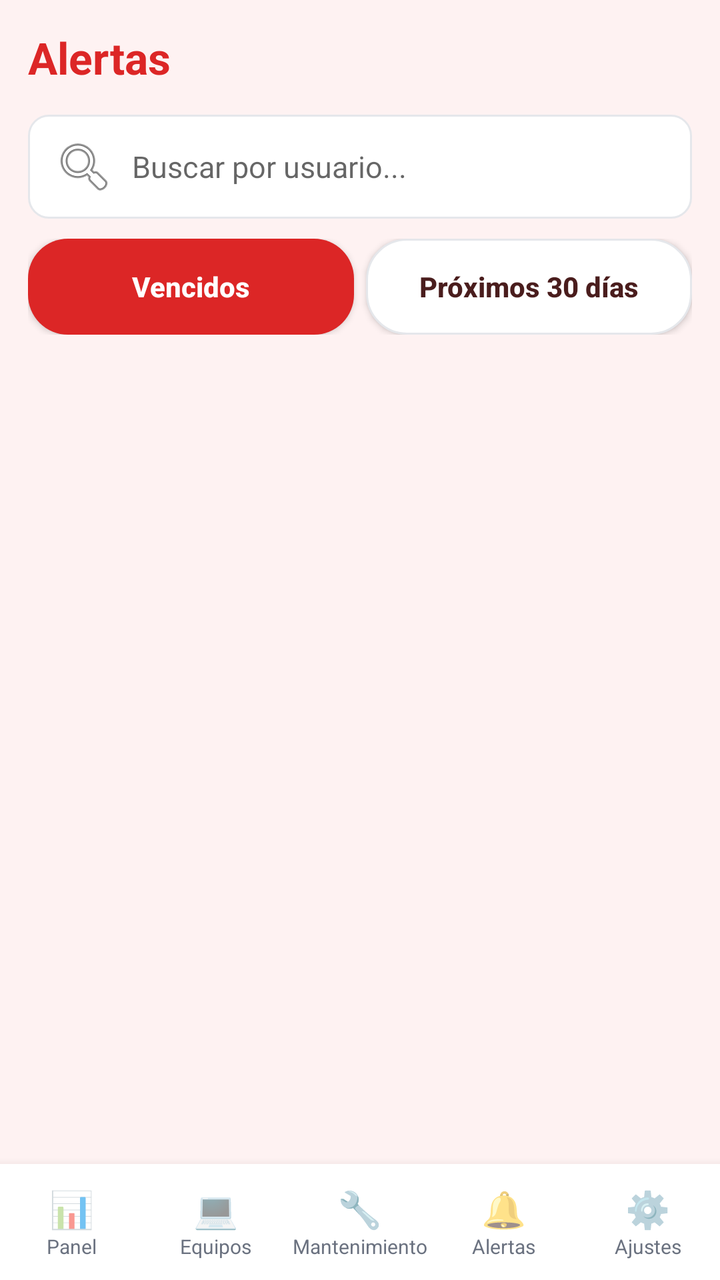
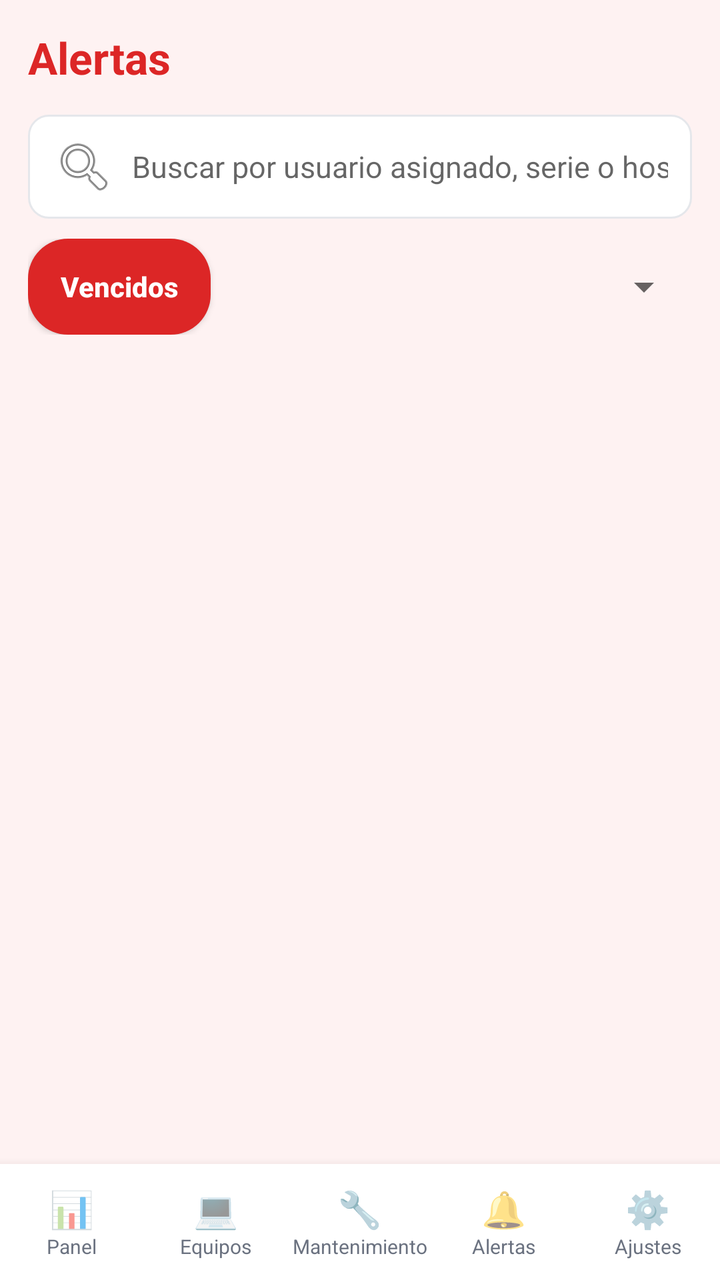

Before-and-after screenshots of an Android layout around one commit, followed by the original layout XML and the change that was made.
<!-- AndroidManifest.xml: application theme AppTheme -->
<!-- res/layout/activity_alertas.xml -->
<?xml version="1.0" encoding="utf-8"?>
<LinearLayout xmlns:android="http://schemas.android.com/apk/res/android"
    android:layout_width="match_parent"
    android:layout_height="match_parent"
    android:orientation="vertical"
    android:fitsSystemWindows="true"
    android:background="@color/bg">

    <TextView
        android:layout_width="wrap_content"
        android:layout_height="wrap_content"
        android:layout_margin="14dp"
        style="@style/Title"
        android:text="Alertas" />

    <EditText
        android:id="@+id/searchAlerta"
        style="@style/Input"
        android:layout_width="match_parent"
        android:layout_height="wrap_content"
        android:layout_marginLeft="14dp"
        android:layout_marginRight="14dp"
        android:layout_marginBottom="10dp"
        android:hint="Buscar por usuario..."
        android:singleLine="true"
        android:drawableLeft="@android:drawable/ic_menu_search"
        android:drawablePadding="8dp" />

    <LinearLayout
        android:layout_width="match_parent"
        android:layout_height="wrap_content"
        android:orientation="horizontal"
        android:paddingLeft="14dp"
        android:paddingRight="14dp">

        <Button
            android:id="@+id/btnVencidos"
            style="@style/Chip"
            android:layout_width="0dp"
            android:layout_height="wrap_content"
            android:layout_weight="1"
            android:layout_marginRight="6dp"
            android:background="@drawable/bg_chip_active"
            android:text="Vencidos"
            android:textColor="#FFFFFF" />

        <Button
            android:id="@+id/btnProximos"
            style="@style/Chip"
            android:layout_width="0dp"
            android:layout_height="wrap_content"
            android:layout_weight="1"
            android:background="@drawable/bg_chip_inactive"
            android:text="Próximos 30 días"
            android:textColor="@color/text_primary" />
    </LinearLayout>

    <ListView
        android:id="@+id/listaAlertas"
        android:layout_width="match_parent"
        android:layout_height="0dp"
        android:layout_weight="1"
        android:divider="@null"
        android:dividerHeight="0dp" />

    <TextView
        android:id="@+id/emptyAlertas"
        android:layout_width="match_parent"
        android:layout_height="wrap_content"
        android:gravity="center"
        android:padding="30dp"
        android:text="Sin alertas en esta categoría."
        android:textColor="@color/text_secondary"
        android:textSize="14sp"
        android:visibility="gone" />

    <include layout="@layout/nav_bottom" />
</LinearLayout>
<!-- res/layout/nav_bottom.xml (included above) -->
<?xml version="1.0" encoding="utf-8"?>
<LinearLayout xmlns:android="http://schemas.android.com/apk/res/android"
    android:id="@+id/bottomNav"
    android:layout_width="match_parent"
    android:layout_height="wrap_content"
    android:orientation="horizontal"
    android:background="@color/card"
    android:elevation="8dp"
    android:paddingTop="6dp"
    android:paddingBottom="6dp">

    <LinearLayout
        android:id="@+id/navPanel"
        android:layout_width="0dp"
        android:layout_height="wrap_content"
        android:layout_weight="1"
        android:gravity="center"
        android:orientation="vertical"
        android:paddingTop="4dp"
        android:paddingBottom="4dp">

        <TextView
            android:layout_width="wrap_content"
            android:layout_height="wrap_content"
            android:text="📊"
            android:textSize="18sp" />

        <TextView
            android:layout_width="wrap_content"
            android:layout_height="wrap_content"
            android:text="Panel"
            android:textSize="10sp"
            android:textColor="@color/text_secondary" />
    </LinearLayout>

    <LinearLayout
        android:id="@+id/navEquipos"
        android:layout_width="0dp"
        android:layout_height="wrap_content"
        android:layout_weight="1"
        android:gravity="center"
        android:orientation="vertical"
        android:paddingTop="4dp"
        android:paddingBottom="4dp">

        <TextView
            android:layout_width="wrap_content"
            android:layout_height="wrap_content"
            android:text="💻"
            android:textSize="18sp" />

        <TextView
            android:layout_width="wrap_content"
            android:layout_height="wrap_content"
            android:text="Equipos"
            android:textSize="10sp"
            android:textColor="@color/text_secondary" />
    </LinearLayout>

    <LinearLayout
        android:id="@+id/navMantenimientos"
        android:layout_width="0dp"
        android:layout_height="wrap_content"
        android:layout_weight="1"
        android:gravity="center"
        android:orientation="vertical"
        android:paddingTop="4dp"
        android:paddingBottom="4dp">

        <TextView
            android:layout_width="wrap_content"
            android:layout_height="wrap_content"
            android:text="🔧"
            android:textSize="18sp" />

        <TextView
            android:layout_width="wrap_content"
            android:layout_height="wrap_content"
            android:text="Mantenimiento"
            android:textSize="10sp"
            android:textColor="@color/text_secondary" />
    </LinearLayout>

    <LinearLayout
        android:id="@+id/navAlertas"
        android:layout_width="0dp"
        android:layout_height="wrap_content"
        android:layout_weight="1"
        android:gravity="center"
        android:orientation="vertical"
        android:paddingTop="4dp"
        android:paddingBottom="4dp">

        <TextView
            android:layout_width="wrap_content"
            android:layout_height="wrap_content"
            android:text="🔔"
            android:textSize="18sp" />

        <TextView
            android:layout_width="wrap_content"
            android:layout_height="wrap_content"
            android:text="Alertas"
            android:textSize="10sp"
            android:textColor="@color/text_secondary" />
    </LinearLayout>

    <LinearLayout
        android:id="@+id/navConfig"
        android:layout_width="0dp"
        android:layout_height="wrap_content"
        android:layout_weight="1"
        android:gravity="center"
        android:orientation="vertical"
        android:paddingTop="4dp"
        android:paddingBottom="4dp">

        <TextView
            android:layout_width="wrap_content"
            android:layout_height="wrap_content"
            android:text="⚙️"
            android:textSize="18sp" />

        <TextView
            android:layout_width="wrap_content"
            android:layout_height="wrap_content"
            android:text="Ajustes"
            android:textSize="10sp"
            android:textColor="@color/text_secondary" />
    </LinearLayout>
</LinearLayout>
<!-- resources referenced by this layout -->
<resources>
  <color name="bg">#FEF2F2</color>
  <color name="card">#FFFFFF</color>
  <color name="text_primary">#4A1D1D</color>
  <color name="text_secondary">#6B7280</color>
  <!-- drawable bg_chip_active (drawable) -->
  <?xml version="1.0" encoding="utf-8"?>
  <shape xmlns:android="http://schemas.android.com/apk/res/android" android:shape="rectangle">
      <solid android:color="@color/primary" />
      <corners android:radius="20dp" />
  </shape>
  <!-- drawable bg_chip_inactive (drawable) -->
  <?xml version="1.0" encoding="utf-8"?>
  <shape xmlns:android="http://schemas.android.com/apk/res/android" android:shape="rectangle">
      <solid android:color="@color/card" />
      <stroke android:width="1dp" android:color="@color/border" />
      <corners android:radius="20dp" />
  </shape>
  <style name="Chip">
          <item name="android:textSize">14sp</item>
          <item name="android:textStyle">bold</item>
          <item name="android:textAllCaps">false</item>
          <item name="android:paddingLeft">16dp</item>
          <item name="android:paddingRight">16dp</item>
          <item name="android:paddingTop">8dp</item>
          <item name="android:paddingBottom">8dp</item>
      </style>
  <style name="Input">
          <item name="android:background">@drawable/bg_input</item>
          <item name="android:paddingLeft">12dp</item>
          <item name="android:paddingRight">12dp</item>
          <item name="android:paddingTop">10dp</item>
          <item name="android:paddingBottom">10dp</item>
          <item name="android:textSize">15sp</item>
          <item name="android:textColor">@color/text_primary</item>
          <item name="android:layout_width">match_parent</item>
          <item name="android:layout_height">wrap_content</item>
      </style>
  <style name="Title">
          <item name="android:textSize">22sp</item>
          <item name="android:textStyle">bold</item>
          <item name="android:textColor">@color/primary</item>
      </style>
  <style name="AppTheme" parent="android:Theme.Material.Light.NoActionBar">
          <item name="android:statusBarColor">@color/primary</item>
          <item name="android:navigationBarColor">@color/primary</item>
          <item name="android:windowBackground">@color/bg</item>
          <item name="android:colorAccent">@color/primary</item>
          <item name="android:forceDarkAllowed">false</item>
          <item name="android:windowOptOutEdgeToEdgeEnforcement">true</item>
          <item name="android:windowLayoutInDisplayCutoutMode">shortEdges</item>
      </style>
  <color name="primary">#DC2626</color>
  <color name="border">#E5E7EB</color>
  <!-- drawable bg_input (drawable) -->
  <?xml version="1.0" encoding="utf-8"?>
  <selector xmlns:android="http://schemas.android.com/apk/res/android">
      <item android:state_focused="true">
          <shape android:shape="rectangle">
              <solid android:color="@color/card" />
              <stroke android:width="2dp" android:color="@color/primary" />
              <corners android:radius="10dp" />
          </shape>
      </item>
      <item>
          <shape android:shape="rectangle">
              <solid android:color="@color/card" />
              <stroke android:width="1dp" android:color="@color/border" />
              <corners android:radius="10dp" />
          </shape>
      </item>
  </selector>
</resources>

<!-- the commit's change to res/layout/activity_alertas.xml (unified diff, before → after) -->
@@ -21,7 +21,7 @@
         android:layout_marginLeft="14dp"
         android:layout_marginRight="14dp"
         android:layout_marginBottom="10dp"
-        android:hint="Buscar por usuario..."
+        android:hint="Buscar por usuario asignado, serie o hostname..."
         android:singleLine="true"
         android:drawableLeft="@android:drawable/ic_menu_search"
         android:drawablePadding="8dp" />
@@ -30,30 +30,39 @@
         android:layout_width="match_parent"
         android:layout_height="wrap_content"
         android:orientation="horizontal"
+        android:gravity="center_vertical"
         android:paddingLeft="14dp"
         android:paddingRight="14dp">
 
         <Button
             android:id="@+id/btnVencidos"
             style="@style/Chip"
-            android:layout_width="0dp"
-            android:layout_height="wrap_content"
-            android:layout_weight="1"
-            android:layout_marginRight="6dp"
+            android:layout_width="wrap_content"
+            android:layout_height="wrap_content"
+            android:layout_marginRight="10dp"
             android:background="@drawable/bg_chip_active"
             android:text="Vencidos"
             android:textColor="#FFFFFF" />
 
-        <Button
-            android:id="@+id/btnProximos"
-            style="@style/Chip"
+        <Spinner
+            android:id="@+id/spinnerAlertas"
             android:layout_width="0dp"
             android:layout_height="wrap_content"
-            android:layout_weight="1"
-            android:background="@drawable/bg_chip_inactive"
-            android:text="Próximos 30 días"
-            android:textColor="@color/text_primary" />
-    </LinearLayout>
+            android:layout_weight="1" />
+    </LinearLayout>
+
+    <TextView
+        android:id="@+id/alertCounter"
+        android:layout_width="match_parent"
+        android:layout_height="wrap_content"
+        android:paddingLeft="14dp"
+        android:paddingRight="14dp"
+        android:paddingTop="8dp"
+        android:paddingBottom="8dp"
+        android:textSize="13sp"
+        android:textStyle="bold"
+        android:textColor="@color/primary"
+        android:text="" />
 
     <ListView
         android:id="@+id/listaAlertas"
<!-- resource entries referenced after the edit -->
@@ -8,13 +8,6 @@
   <?xml version="1.0" encoding="utf-8"?>
   <shape xmlns:android="http://schemas.android.com/apk/res/android" android:shape="rectangle">
       <solid android:color="@color/primary" />
-      <corners android:radius="20dp" />
-  </shape>
-  <!-- drawable bg_chip_inactive (drawable) -->
-  <?xml version="1.0" encoding="utf-8"?>
-  <shape xmlns:android="http://schemas.android.com/apk/res/android" android:shape="rectangle">
-      <solid android:color="@color/card" />
-      <stroke android:width="1dp" android:color="@color/border" />
       <corners android:radius="20dp" />
   </shape>
   <style name="Chip">
